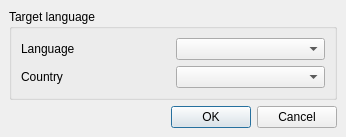
This is qtopiacore/qt/tools/linguist/linguist/translationsettings.ui in openmoko/qtopia as Qt 5 draws it before an edit. The edited form follows.
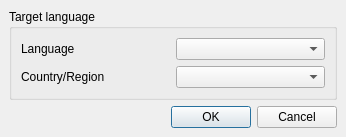
This is the edited form.

Patch:
```diff
--- a/qtopiacore/qt/tools/linguist/linguist/translationsettings.ui
+++ b/qtopiacore/qt/tools/linguist/linguist/translationsettings.ui
@@ -50,7 +50,7 @@
       <item row="1" column="0" >
        <widget class="QLabel" name="lblCountry" >
         <property name="text" >
-         <string>Country</string>
+         <string>Country/Region</string>
         </property>
        </widget>
       </item>
```
